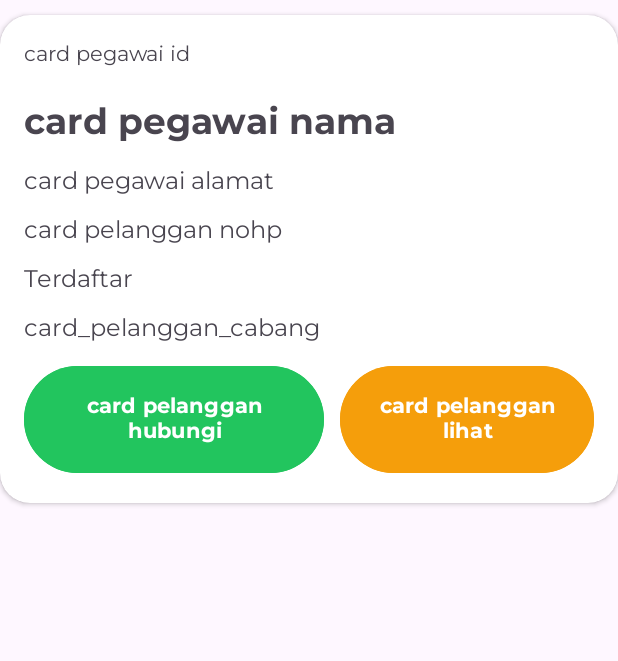
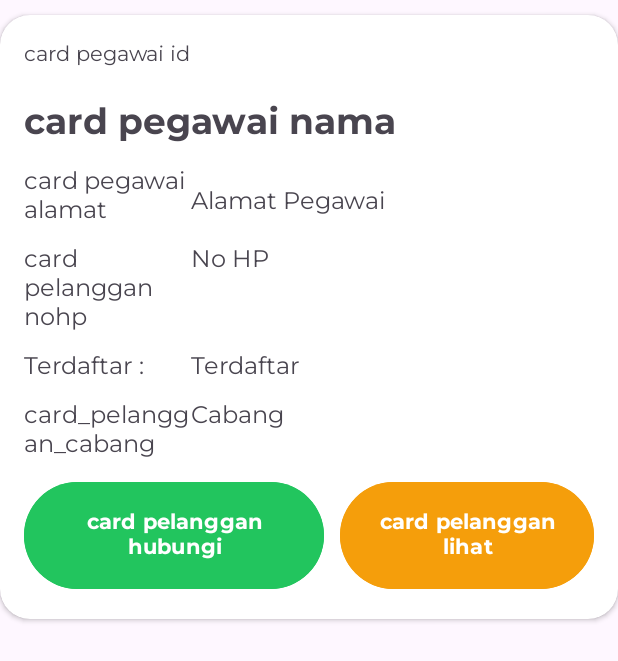
Before and after one commit to zizizi34/Laundry, an Android app: the layout card_data_pegawai.xml on its own in the app's theme, with its tools: preview values and no code run, on a phone screen of 412 x 824 dp. Shown: the top 661 px of the screen. Run offline under Robolectric (Android 15) with nearby library versions, the phone set to English and light mode, and no system bars.

Commit message:
Merapikan Layout Pelanggan,Pegawai dan Layanan

```diff
--- a/app/src/main/res/layout/activity_tambah_layanan.xml
+++ b/app/src/main/res/layout/activity_tambah_layanan.xml
@@ -52,6 +52,7 @@
         android:id="@+id/etharga_layanan"
         android:layout_width="match_parent"
         android:layout_height="50dp"
+        android:inputType="numberDecimal"
         android:layout_marginHorizontal="35dp"
         android:background="@drawable/roundedet"
         android:hint="@string/layanan_harga"
@@ -74,7 +75,6 @@
         android:layout_marginHorizontal="35dp"
         android:background="@drawable/roundedet"
         android:hint="@string/nama_cabang"
-        android:inputType="numberDecimal"
         android:padding="7dp"/>
 
     <Button
--- a/app/src/main/res/layout/card_data_pegawai.xml
+++ b/app/src/main/res/layout/card_data_pegawai.xml
@@ -33,42 +33,116 @@
             android:textSize="24sp"
             android:layout_marginTop="16dp"
             />
-        <TextView
-            android:id="@+id/tvDataAlamatPegawai"
+        <LinearLayout
             android:layout_width="match_parent"
             android:layout_height="wrap_content"
+            android:orientation="horizontal">
+
+
+        <TextView
+            android:layout_width="0dp"
+            android:layout_height="wrap_content"
+            android:layout_weight="1"
             android:fontFamily="@font/montserratregular"
             android:text="@string/card_pegawai_alamat"
             android:textSize="16sp"
             android:paddingTop="8dp"
             />
-        <TextView
-            android:id="@+id/tvDataNoHpPegawai"
+            <TextView
+                android:id="@+id/tvDataAlamatPegawai"
+                android:layout_width="0dp"
+                android:layout_weight="2.4"
+                android:layout_marginTop="13dp"
+                android:layout_height="wrap_content"
+                android:fontFamily="@font/montserratregular"
+                android:text="Alamat Pegawai"
+                android:textSize="16sp"
+                android:paddingTop="8dp"
+                />
+        </LinearLayout>
+
+        <LinearLayout
             android:layout_width="match_parent"
             android:layout_height="wrap_content"
+            android:orientation="horizontal">
+
+
+
+        <TextView
+            android:layout_width="0dp"
+            android:layout_height="wrap_content"
+            android:layout_weight="1"
             android:fontFamily="@font/montserratregular"
             android:text="@string/card_pelanggan_nohp"
             android:textSize="16sp"
             android:paddingTop="8dp"
             />
-        <TextView
-            android:id="@+id/tvDataTerdaftarPegawai"
+
+            <TextView
+                android:id="@+id/tvDataNoHpPegawai"
+                android:layout_width="0dp"
+                android:layout_height="wrap_content"
+                android:layout_weight="2.4"
+                android:fontFamily="@font/montserratregular"
+                android:text="No HP"
+                android:textSize="16sp"
+                android:paddingTop="8dp"
+                />
+        </LinearLayout>
+        <LinearLayout
             android:layout_width="match_parent"
             android:layout_height="wrap_content"
+            android:orientation="horizontal">
+
+            <TextView
+            android:layout_width="0dp"
+            android:layout_height="wrap_content"
+            android:layout_weight="1"
             android:fontFamily="@font/montserratregular"
-            android:text="Terdaftar"
+            android:text="Terdaftar :"
             android:textSize="16sp"
             android:paddingTop="8dp"
             />
-        <TextView
-            android:id="@+id/tvDataCabangPegawai"
+            <TextView
+                android:id="@+id/tvDataTerdaftarPegawai"
+                android:layout_width="0dp"
+                android:layout_weight="2.4"
+                android:layout_height="wrap_content"
+                android:fontFamily="@font/montserratregular"
+                android:text="Terdaftar"
+                android:textSize="16sp"
+                android:paddingTop="8dp"
+                />
+        </LinearLayout>
+
+        <LinearLayout
             android:layout_width="match_parent"
             android:layout_height="wrap_content"
+            android:orientation="horizontal">
+
+
+        <TextView
+            android:layout_width="0dp"
+            android:layout_height="wrap_content"
+            android:layout_weight="1"
             android:fontFamily="@font/montserratregular"
             android:text="@string/card_pelanggan_cabang"
             android:textSize="16sp"
             android:paddingTop="8dp"
             />
+
+
+            <TextView
+                android:id="@+id/tvDataCabangPegawai"
+                android:layout_width="0dp"
+                android:layout_weight="2.4"
+                android:layout_height="wrap_content"
+                android:fontFamily="@font/montserratregular"
+                android:text="Cabang"
+                android:textSize="16sp"
+                android:paddingTop="8dp"
+                />
+        </LinearLayout>
 
         <LinearLayout
             android:layout_width="match_parent"
```
Also changed, not shown: app/src/main/res/layout/card_data_layanan.xml (+41 -6 lines), 2 other files.
